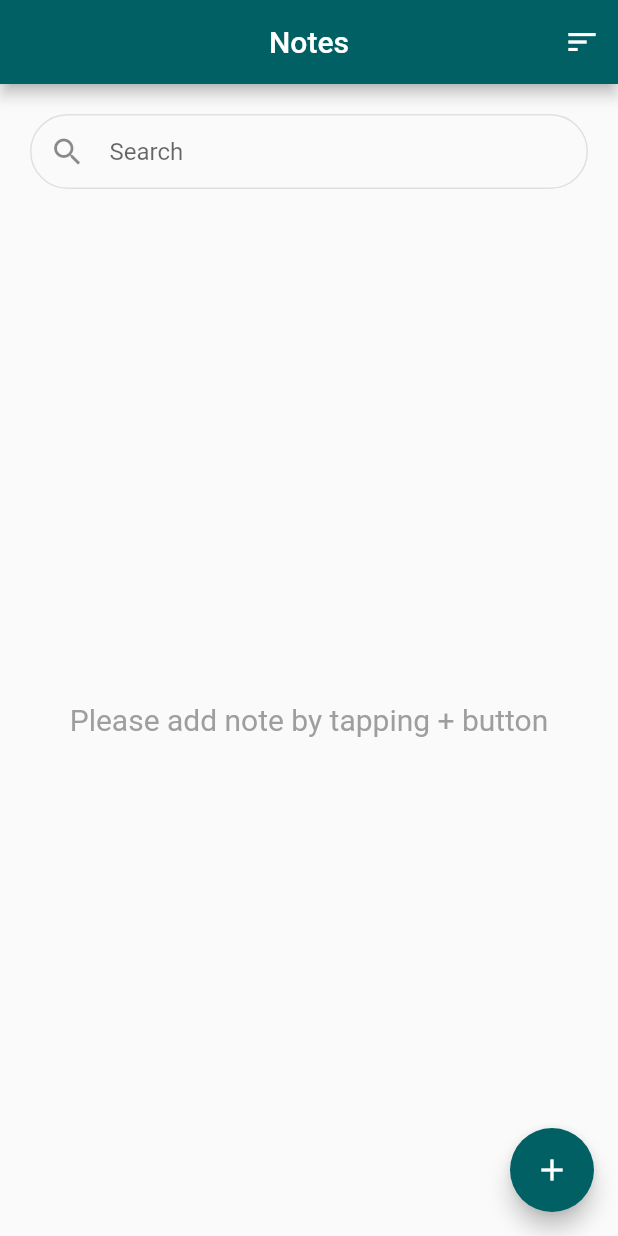
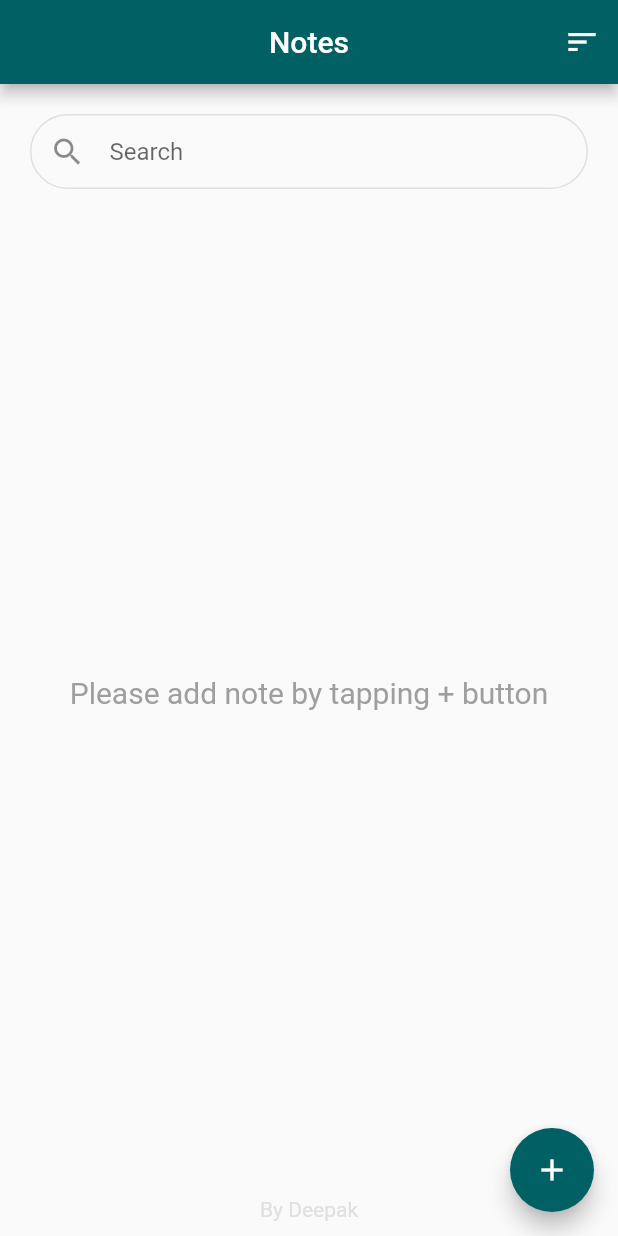
Before and after one commit to deepak945516/Notepad_Flutter, a Flutter app: the screen it shows after launch, on a phone screen of 412 x 824 dp. Run offline on Flutter 3.47's test engine with Material 2 defaults, Android fonts, the phone set to English and light mode, and no system bars; our stand-ins replace fluttertoast, shared_preferences, sqflite; accounts and stored records are empty.

Commit message:
by deepak added

```diff
--- a/two_note/lib/ui/screens/notes.dart
+++ b/two_note/lib/ui/screens/notes.dart
@@ -63,8 +63,9 @@ class _NotesState extends State<Notes> {
                     await dbManager.createNote(note);
 
                     notes = dbManager.getNotes(
-                        orderBy: sortTitle,
-                        searchKey: searchController.text.trim(),);
+                      orderBy: sortTitle,
+                      searchKey: searchController.text.trim(),
+                    );
                   },
                 );
               });
@@ -109,8 +110,9 @@ class _NotesState extends State<Notes> {
                     child: Padding(
                       padding: const EdgeInsets.all(20.0),
                       child: Text(
-                        searchController.text.trim().isEmpty ? "Please add note by tapping + button":
-                        "No result found!",
+                        searchController.text.trim().isEmpty
+                            ? "Please add note by tapping + button"
+                            : "No result found!",
                         textAlign: TextAlign.center,
                         style: TextStyle(
                           color: Colors.grey,
@@ -131,6 +133,15 @@ class _NotesState extends State<Notes> {
             },
           ),
         ),
+        Container(
+          padding: EdgeInsets.symmetric(vertical: 10),
+          child: Center(
+            child: Text(
+              "By Deepak",
+              style: TextStyle(color: Colors.grey[300]),
+            ),
+          ),
+        )
       ],
     );
   }
```
